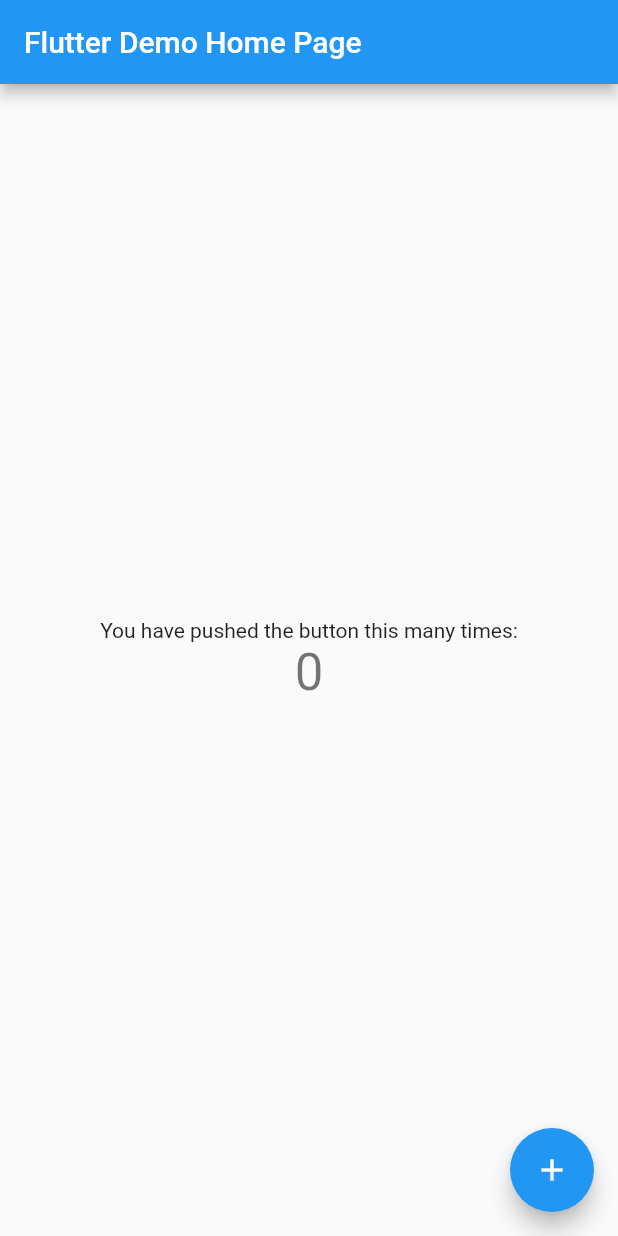
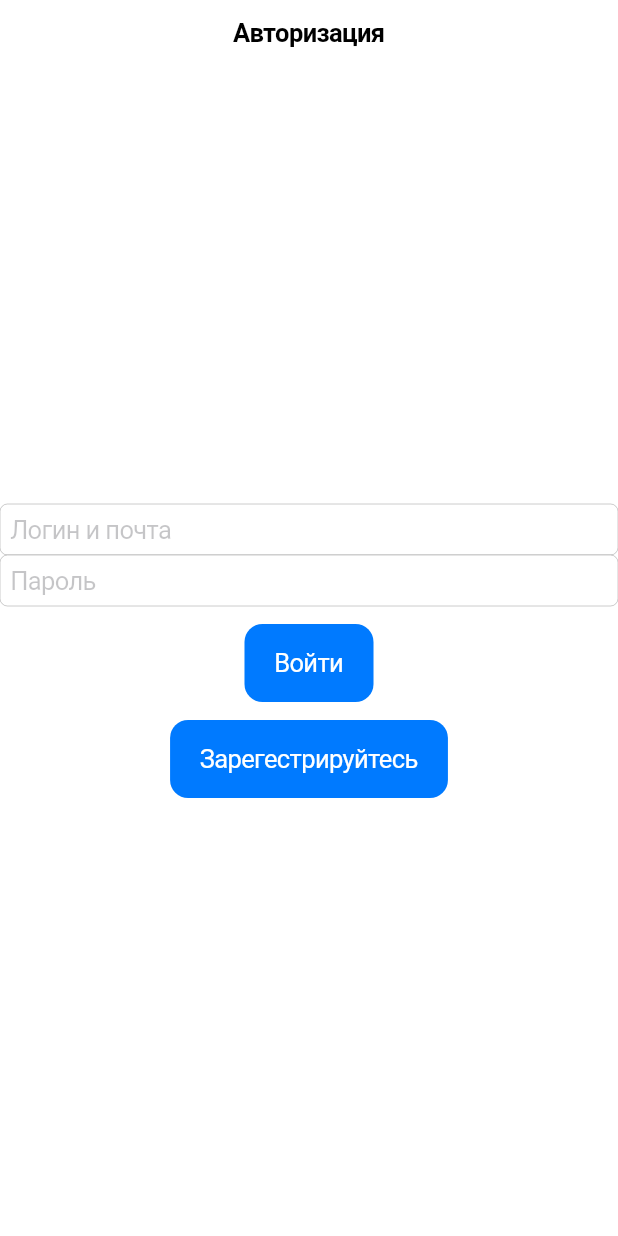
Before and after one commit to AlimAidar/Alim, a Flutter app: the screen it shows after launch, on a phone screen of 412 x 824 dp. Run offline on Flutter 3.47's test engine with Material 2 defaults, Android fonts, the phone set to English and light mode, and no system bars.

Commit message:
Добавил кнопки

```diff
--- a/lib/main.dart
+++ b/lib/main.dart
@@ -1,3 +1,5 @@
+import 'package:alim_app/scr/screens/auth_screeen.dart';
+import 'package:flutter/cupertino.dart';
 import 'package:flutter/material.dart';
 
 void main() {
@@ -8,106 +10,9 @@
   // This widget is the root of your application.
   @override
   Widget build(BuildContext context) {
-    return MaterialApp(
+    return CupertinoApp(
       title: 'Flutter ',
-      theme: ThemeData(
-        // This is the theme of your application.
-        //
-        // Try running your application with "flutter run". You'll see the
-        // application has a blue toolbar. Then, without quitting the app, try
-        // changing the primarySwatch below to Colors.green and then invoke
-        // "hot reload" (press "r" in the console where you ran "flutter run",
-        // or simply save your changes to "hot reload" in a Flutter IDE).
-        // Notice that the counter didn't reset back to zero; the application
-        // is not restarted.
-        primarySwatch: Colors.blue,
-      ),
-      home: MyHomePage(title: 'Flutter Demo Home Page'),
+      home: AuthScreen(),
     );
   }
 }
-
-class MyHomePage extends StatefulWidget {
-  MyHomePage({Key? key, required this.title}) : super(key: key);
-
-  // This widget is the home page of your application. It is stateful, meaning
-  // that it has a State object (defined below) that contains fields that affect
-  // how it looks.
-
-  // This class is the configuration for the state. It holds the values (in this
-  // case the title) provided by the parent (in this case the App widget) and
-  // used by the build method of the State. Fields in a Widget subclass are
-  // always marked "final".
-
-  final String title;
-
-  @override
-  _MyHomePageState createState() => _MyHomePageState();
-}
-
-class _MyHomePageState extends State<MyHomePage> {
-  int _counter = 0;
-
-  void _incrementCounter() {
-    setState(() {
-      // This call to setState tells the Flutter framework that something has
-      // changed in this State, which causes it to rerun the build method below
-      // so that the display can reflect the updated values. If we changed
-      // _counter without calling setState(), then the build method would not be
-      // called again, and so nothing would appear to happen.
-      _counter++;
-    });
-  }
-
-  @override
-  Widget build(BuildContext context) {
-    // This method is rerun every time setState is called, for instance as done
-    // by the _incrementCounter method above.
-    //
-    // The Flutter framework has been optimized to make rerunning build methods
-    // fast, so that you can just rebuild anything that needs updating rather
-    // than having to individually change instances of widgets.
-    return Scaffold(
-      appBar: AppBar(
-        // Here we take the value from the MyHomePage object that was created by
-        // the App.build method, and use it to set our appbar title.
-        title: Text(widget.title),
-      ),
-      body: Center(
-        // Center is a layout widget. It takes a single child and positions it
-        // in the middle of the parent.
-        child: Column(
-          // Column is also a layout widget. It takes a list of children and
-          // arranges them vertically. By default, it sizes itself to fit its
-          // children horizontally, and tries to be as tall as its parent.
-          //
-          // Invoke "debug painting" (press "p" in the console, choose the
-          // "Toggle Debug Paint" action from the Flutter Inspector in Android
-          // Studio, or the "Toggle Debug Paint" command in Visual Studio Code)
-          // to see the wireframe for each widget.
-          //
-          // Column has various properties to control how it sizes itself and
-          // how it positions its children. Here we use mainAxisAlignment to
-          // center the children vertically; the main axis here is the vertical
-          // axis because Columns are vertical (the cross axis would be
-          // horizontal).
-          mainAxisAlignment: MainAxisAlignment.center,
-          children: <Widget>[
-            Text(
-              'You have pushed the button this many times:',
-            ),
-            Text(
-              '$_counter',
-              style: Theme.of(context).textTheme.headline4,
-            ),
-          ],
-        ),
-      ),
-      floatingActionButton: FloatingActionButton(
-        onPressed: _incrementCounter,
-        tooltip: 'Increment',
-        child: Icon(Icons.add),
-      ), // This trailing comma makes auto-formatting nicer for build methods.
-    );
-  }
-}
--- /dev/null
+++ b/lib/scr/screens/auth_screeen.dart
@@ -0,0 +1,35 @@
+import 'package:flutter/cupertino.dart';
+
+class AuthScreen extends StatelessWidget {
+  const AuthScreen({Key? key}) : super(key: key);
+
+  @override
+  Widget build(BuildContext context) {
+    return CupertinoPageScaffold(
+      navigationBar: CupertinoNavigationBar(
+        middle: Text('Авторизация'),
+      ),
+      child: SafeArea(
+        child: Column(
+          mainAxisAlignment: MainAxisAlignment.center,
+          children: [
+            CupertinoTextField(
+              placeholder: 'Логин и почта',
+            ),
+            CupertinoTextField(
+              placeholder: 'Пароль',
+            ),
+            SizedBox(height: 12.0),
+            CupertinoButton.filled(
+              child: Text('Войти'),
+              onPressed: () {},
+            ),
+            SizedBox(height: 12.0),
+            CupertinoButton.filled(
+                child: Text('Зарегестрируйтесь'), onPressed: () {}),
+          ],
+        ),
+      ),
+    );
+  }
+}
```
